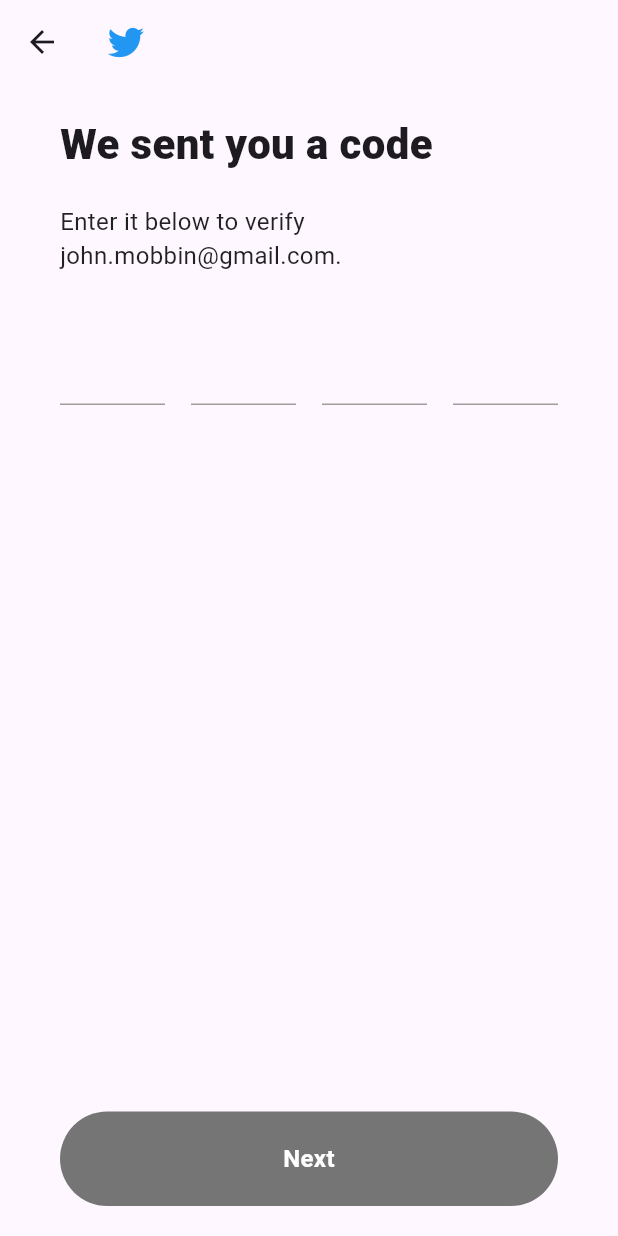
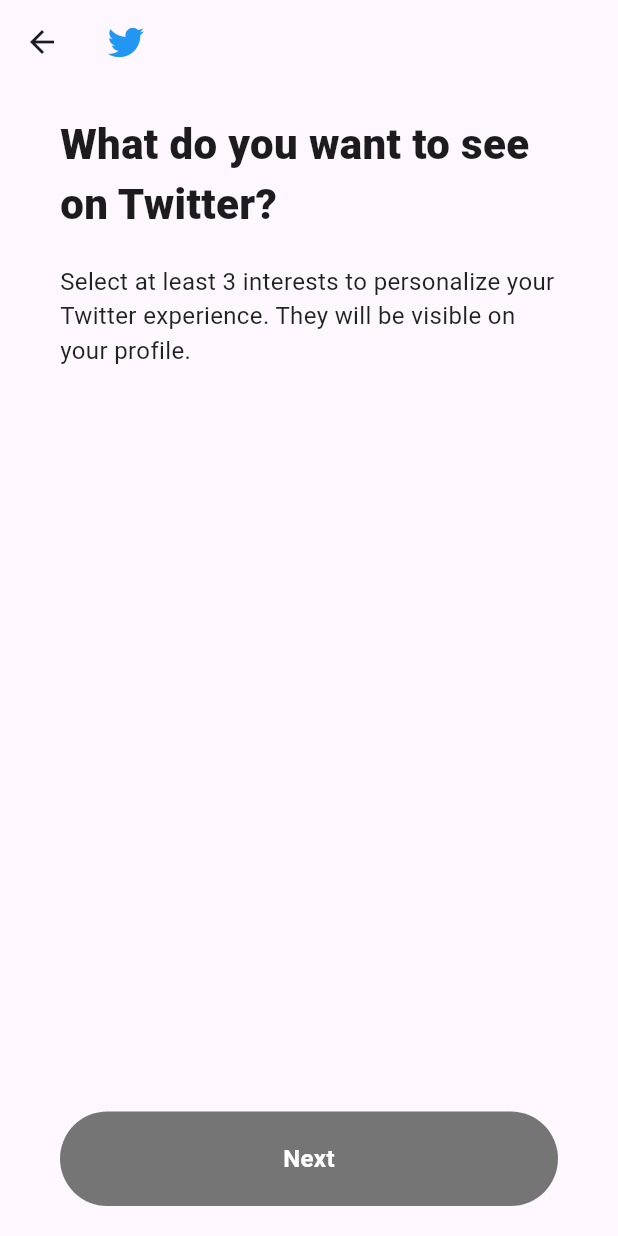
Before and after one commit to hyejj19/onboarding, a Flutter app: the PasswordScreen screen opened directly, after a tap on "Next", on a phone screen of 412 x 824 dp. Run offline on Flutter 3.47's test engine with Material 3 defaults, Android fonts, the phone set to English and light mode, and no system bars; our stand-ins replace font_awesome_flutter.

Commit message:
add: pw, interests screen ui draft

```diff
--- /dev/null
+++ b/lib/screens/interest_screen_first.dart
@@ -0,0 +1,102 @@
+import 'package:flutter/material.dart';
+import 'package:font_awesome_flutter/font_awesome_flutter.dart';
+import 'package:onboarding/constants/gaps.dart';
+import 'package:onboarding/constants/sizes.dart';
+import 'package:onboarding/screens/interest_screen_second.dart';
+import 'package:onboarding/widgets/button.dart';
+import 'package:onboarding/widgets/display_message.dart';
+
+class InterestScreenFirst extends StatefulWidget {
+  const InterestScreenFirst({super.key});
+
+  @override
+  State<InterestScreenFirst> createState() => _InterestScreenFirstState();
+}
+
+class _InterestScreenFirstState extends State<InterestScreenFirst> {
+  final TextEditingController _passwordController = TextEditingController();
+
+  String _password = '';
+  bool _isObsecureText = true;
+
+  @override
+  void initState() {
+    super.initState();
+
+    _passwordController.addListener(
+      () {
+        setState(() {
+          _password = _passwordController.text;
+        });
+      },
+    );
+  }
+
+  @override
+  void dispose() {
+    _passwordController.dispose();
+    super.dispose();
+  }
+
+  bool _isPasswordValid() {
+    return _password.isNotEmpty && _password.length >= 8;
+  }
+
+  void _onScaffoldTap() {
+    FocusScope.of(context).unfocus();
+  }
+
+  void _onSubmit() {
+    if (_password.isEmpty || !_isPasswordValid()) return;
+
+    Navigator.of(context).push(
+      MaterialPageRoute(
+        builder: (context) => InterestScreenFirst(),
+      ),
+    );
+  }
+
+  void _onObsecureTap() {
+    setState(() {
+      _isObsecureText = !_isObsecureText;
+    });
+  }
+
+  void _onTapNext(BuildContext context) {
+    Navigator.of(context).push(MaterialPageRoute(
+      builder: (context) => InterestScreenSecond(),
+    ));
+  }
+
+  @override
+  Widget build(BuildContext context) {
+    return Scaffold(
+      appBar: AppBar(
+        title: FaIcon(
+          FontAwesomeIcons.twitter,
+          color: Colors.blue,
+        ),
+      ),
+      body: SafeArea(
+        child: Padding(
+          padding: const EdgeInsets.symmetric(
+            horizontal: Sizes.size40,
+          ),
+          child: Column(
+            children: [
+              DisplayMessage(
+                title: "What do you want to see on Twitter?",
+                description:
+                    "Select at least 3 interests to personalize your Twitter experience. They will be visible on your profile.",
+              ),
+              Expanded(child: Container()),
+              Button(text: 'Next', onTapFunction: _onTapNext),
+              Gaps.v20,
+            ],
+          ),
+        ),
+      ),
+    );
+    ;
+  }
+}
--- a/lib/screens/password_screen.dart
+++ b/lib/screens/password_screen.dart
@@ -2,6 +2,7 @@ import 'package:flutter/material.dart';
 import 'package:font_awesome_flutter/font_awesome_flutter.dart';
 import 'package:onboarding/constants/gaps.dart';
 import 'package:onboarding/constants/sizes.dart';
+import 'package:onboarding/screens/interest_screen_first.dart';
 import 'package:onboarding/widgets/button.dart';
 import 'package:onboarding/widgets/display_message.dart';
 
@@ -13,6 +14,60 @@ class PasswordScreen extends StatefulWidget {
 }
 
 class _PasswordScreenState extends State<PasswordScreen> {
+  final TextEditingController _passwordController = TextEditingController();
+
+  String _password = '';
+  bool _isObsecureText = true;
+
+  @override
+  void initState() {
+    super.initState();
+
+    _passwordController.addListener(
+      () {
+        setState(() {
+          _password = _passwordController.text;
+        });
+      },
+    );
+  }
+
+  @override
+  void dispose() {
+    _passwordController.dispose();
+    super.dispose();
+  }
+
+  bool _isPasswordValid() {
+    return _password.isNotEmpty && _password.length >= 8;
+  }
+
+  void _onScaffoldTap() {
+    FocusScope.of(context).unfocus();
+  }
+
+  void _onSubmit() {
+    if (_password.isEmpty || !_isPasswordValid()) return;
+
+    Navigator.of(context).push(
+      MaterialPageRoute(
+        builder: (context) => PasswordScreen(),
+      ),
+    );
+  }
+
+  void _onObsecureTap() {
+    setState(() {
+      _isObsecureText = !_isObsecureText;
+    });
+  }
+
+  void _onTapNext(BuildContext context) {
+    Navigator.of(context).push(MaterialPageRoute(
+      builder: (context) => InterestScreenFirst(),
+    ));
+  }
+
   @override
   Widget build(BuildContext context) {
     return Scaffold(
@@ -30,33 +85,51 @@ class _PasswordScreenState extends State<PasswordScreen> {
           child: Column(
             children: [
               DisplayMessage(
-                title: 'We sent you a code',
-                description: 'Enter it below to verify\njohn.mobbin@gmail.com.',
+                title: "You'll need a password",
+                description: "Make sure it's 8 characters or more. ",
               ),
-              Row(
-                mainAxisAlignment: MainAxisAlignment.spaceBetween,
-                children: List.generate(4, (index) {
-                  return SizedBox(
-                    width: 70,
-                    child: TextField(
-                      textAlign: TextAlign.center,
-                      keyboardType: TextInputType.number,
-                      maxLength: 1,
+              TextField(
+                controller: _passwordController,
+                autocorrect: false,
+                onEditingComplete: _onSubmit,
+                obscureText: _isObsecureText,
                 decoration: InputDecoration(
-                        counterText: "",
+                  hintText: 'Password',
                   enabledBorder: UnderlineInputBorder(
-                          borderSide: BorderSide(color: Colors.grey),
+                    borderSide: BorderSide(
+                      color: Colors.grey.shade400,
+                    ),
                   ),
                   focusedBorder: UnderlineInputBorder(
-                          borderSide: BorderSide(color: Colors.blue),
+                    borderSide: BorderSide(
+                      color: Colors.grey.shade400,
                     ),
                   ),
+                  suffixIcon: Row(
+                    mainAxisSize: MainAxisSize.min,
+                    mainAxisAlignment: MainAxisAlignment.end,
+                    children: [
+                      GestureDetector(
+                        onTap: _onObsecureTap,
+                        child: _isObsecureText
+                            ? FaIcon(
+                                FontAwesomeIcons.eyeSlash,
+                                color: Colors.grey.shade400,
+                                size: Sizes.size20,
+                              )
+                            : FaIcon(
+                                FontAwesomeIcons.eye,
+                                color: Colors.grey.shade400,
+                                size: Sizes.size20,
                               ),
-                  );
-                }),
+                      )
+                    ],
+                  ),
+                ),
+                cursorColor: Theme.of(context).primaryColor,
               ),
               Expanded(child: Container()),
-              Button(text: 'Next', onTapFunction: (context) => {}),
+              Button(text: 'Next', onTapFunction: _onTapNext),
               Gaps.v20,
             ],
           ),
```
Also changed, not shown: lib/screens/interest_screen_second.dart (added, +95 -0 lines). Lines whose indentation alone changed are shown as unchanged.
